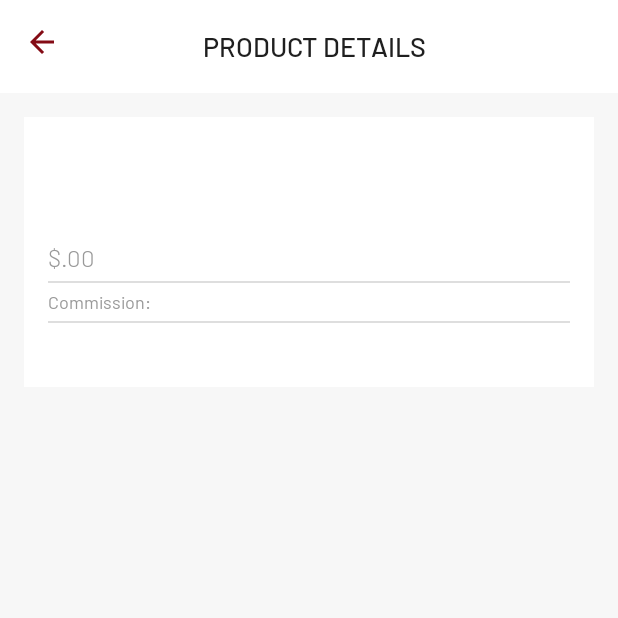
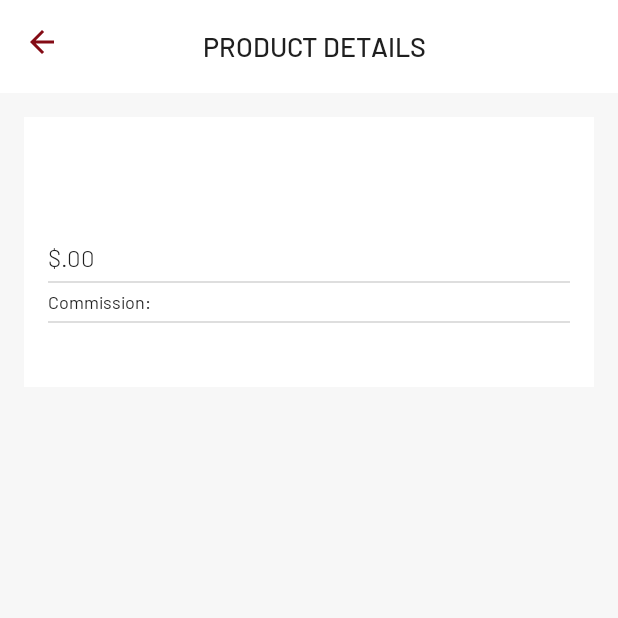
Before and after one commit to pujadas123/usmrktsaandroidapp, an Android app: the ProductDetailActivity screen opened directly, with no data from a screen before it, on a phone screen of 412 x 824 dp, the top half of it. Run offline under Robolectric (Android 15) with nearby library versions, the phone set to English and light mode, and no system bars; our stand-ins replace CircleImageView, Picasso; libraries missing offline, so code that uses them is left out: hb.xvideoplayer; pictures from the network do not load; 30 statements that could not run were skipped.

Commit message:
commited 17-4-2019-3

```diff
--- a/app/src/main/java/in/exuber/usmarket/activity/sharedcampaigndetail/SharedCampaignDetailActivity.java
+++ b/app/src/main/java/in/exuber/usmarket/activity/sharedcampaigndetail/SharedCampaignDetailActivity.java
@@ -144,6 +144,8 @@ public class SharedCampaignDetailActivity extends AppCompatActivity implements V
         Gson gson = new Gson();
         sharedcampaignOutput = gson.fromJson(campaignItemString, SharedCampaignOutput.class);
 
+        campaignName.setText(sharedcampaignOutput.getCampaignId().getCompaignName());
+        Log.e("CampName",sharedcampaignOutput.getCampaignId().getCompaignName());
         campaignCategory.setText(sharedcampaignOutput.getCampaignId().getCategory().getName());
         campaignProduct.setText(sharedcampaignOutput.getCampaignId().getProduct().getProductName());
         campaignLanguage.setText(sharedcampaignOutput.getCampaignId().getLanguage().getName());
--- a/app/src/main/res/layout/activity_product_detail.xml
+++ b/app/src/main/res/layout/activity_product_detail.xml
@@ -53,7 +53,7 @@
                     android:layout_width="match_parent"
                     android:layout_height="wrap_content"
                     android:layout_marginTop="@dimen/space_16"
-                    android:textColor="@color/colorGrey"
+                    android:textColor="@color/colorText"
                     android:textSize="@dimen/text_16" />
 
                 <View
@@ -75,7 +75,7 @@
                         android:layout_marginEnd="@dimen/space_5"
                         android:layout_marginRight="@dimen/space_5"
                         android:text="@string/commission_colon"
-                        android:textColor="@color/colorGrey"
+                        android:textColor="@color/colorText"
                         android:textSize="@dimen/text_12" />
 
                     <in.exuber.usmarket.fonts.Barlow.BarlowRegularTextView
--- a/app/src/main/res/layout/activity_welcome_screen.xml
+++ b/app/src/main/res/layout/activity_welcome_screen.xml
@@ -19,7 +19,7 @@
             android:layout_width="wrap_content"
             android:layout_height="@dimen/space_48"
             android:background="@color/colorWhite"
-            android:padding="@dimen/space_10"
+            android:padding="@dimen/space_16"
             android:layout_centerHorizontal="true"
             android:layout_alignParentBottom="true"
             android:gravity="center"
```
